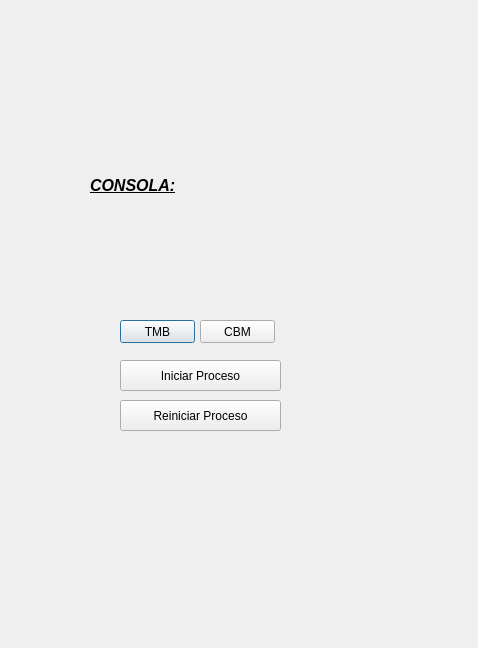
Before: the Qt Designer form src/Interfaz.ui in JoaCieri/ProyectoMedidasII, drawn with Qt 5.
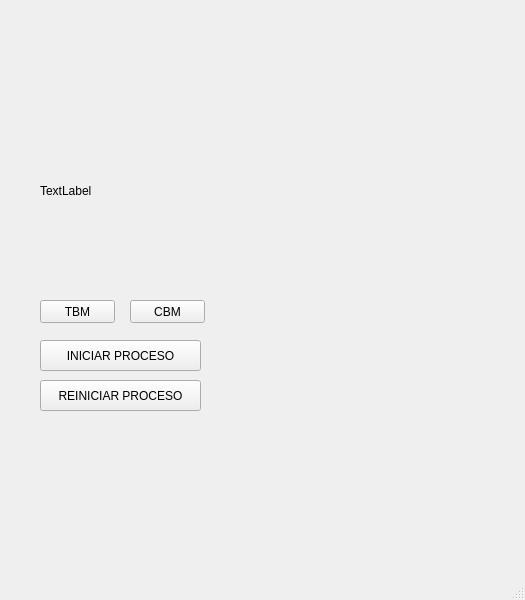
After: the same form once the commit is applied.

Commit message: Correcion y muestreo de interfaz

Diff of the .ui file:
```diff
--- a/src/Interfaz.ui
+++ b/src/Interfaz.ui
@@ -1,52 +1,37 @@
 <?xml version="1.0" encoding="UTF-8"?>
 <ui version="4.0">
- <class>Dialog</class>
- <widget class="QDialog" name="Dialog">
+ <class>MainWindow</class>
+ <widget class="QMainWindow" name="MainWindow">
   <property name="geometry">
    <rect>
     <x>0</x>
     <y>0</y>
-    <width>478</width>
-    <height>648</height>
+    <width>525</width>
+    <height>600</height>
    </rect>
   </property>
   <property name="windowTitle">
    <string>Dialog</string>
   </property>
-  <widget class="QLabel" name="label">
-   <property name="geometry">
-    <rect>
-     <x>90</x>
-     <y>90</y>
-     <width>271</width>
-     <height>191</height>
-    </rect>
-   </property>
-   <property name="toolTip">
-    <string>&lt;html&gt;&lt;head/&gt;&lt;body&gt;&lt;p&gt;&lt;br/&gt;&lt;/p&gt;&lt;/body&gt;&lt;/html&gt;</string>
-   </property>
-   <property name="text">
-    <string>&lt;html&gt;&lt;head/&gt;&lt;body&gt;&lt;p&gt;&lt;span style=&quot; font-size:12pt; font-weight:600; font-style:italic; text-decoration: underline;&quot;&gt;CONSOLA:&lt;/span&gt;&lt;/p&gt;&lt;/body&gt;&lt;/html&gt;</string>
-   </property>
-  </widget>
+  <widget class="QWidget" name="centralwidget">
   <widget class="QPushButton" name="pushButton">
    <property name="geometry">
     <rect>
-     <x>120</x>
-     <y>320</y>
+      <x>40</x>
+      <y>300</y>
      <width>75</width>
      <height>23</height>
     </rect>
    </property>
    <property name="text">
-    <string>TMB</string>
+     <string>TBM</string>
    </property>
   </widget>
   <widget class="QPushButton" name="pushButton_2">
    <property name="geometry">
     <rect>
-     <x>200</x>
-     <y>320</y>
+      <x>130</x>
+      <y>300</y>
      <width>75</width>
      <height>23</height>
     </rect>
@@ -55,32 +40,57 @@
     <string>CBM</string>
    </property>
   </widget>
-  <widget class="QPushButton" name="pushButton_3">
-   <property name="geometry">
-    <rect>
-     <x>120</x>
-     <y>360</y>
-     <width>161</width>
-     <height>31</height>
-    </rect>
-   </property>
-   <property name="text">
-    <string>Iniciar Proceso</string>
-   </property>
-  </widget>
   <widget class="QPushButton" name="pushButton_4">
    <property name="geometry">
     <rect>
-     <x>120</x>
-     <y>400</y>
+      <x>40</x>
+      <y>380</y>
      <width>161</width>
      <height>31</height>
     </rect>
    </property>
    <property name="text">
-    <string>Reiniciar Proceso</string>
-   </property>
-  </widget>
+     <string>REINICIAR PROCESO</string>
+    </property>
+   </widget>
+   <widget class="QPushButton" name="pushButton_5">
+    <property name="geometry">
+     <rect>
+      <x>40</x>
+      <y>340</y>
+      <width>161</width>
+      <height>31</height>
+     </rect>
+    </property>
+    <property name="text">
+     <string>INICIAR PROCESO</string>
+    </property>
+   </widget>
+   <widget class="QLabel" name="label">
+    <property name="geometry">
+     <rect>
+      <x>40</x>
+      <y>130</y>
+      <width>221</width>
+      <height>121</height>
+     </rect>
+    </property>
+    <property name="text">
+     <string>TextLabel</string>
+    </property>
+   </widget>
+  </widget>
+  <widget class="QMenuBar" name="menubar">
+   <property name="geometry">
+    <rect>
+     <x>0</x>
+     <y>0</y>
+     <width>525</width>
+     <height>21</height>
+    </rect>
+   </property>
+  </widget>
+  <widget class="QStatusBar" name="statusbar"/>
  </widget>
  <resources/>
  <connections/>
```
Left out of the diff: 2 changed lines with no effect on the pictures. Lines whose indentation alone changed are shown as unchanged. The commit also changes 1 other file.
